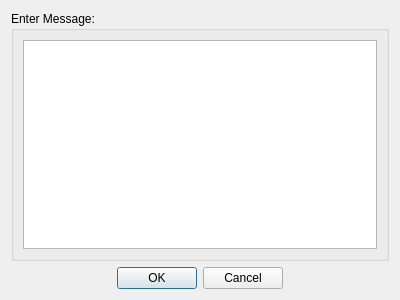
First picture: the form in qtui/send_chanmsg_dialog.ui, repository metamarcdw/metamarket, before the edit.
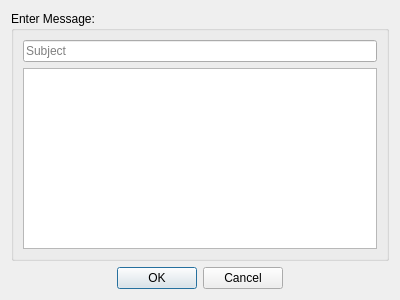
Second picture: the form after the edit.

Commit message: Add Subject line to SendChanmsgDlg, add updateUi calls to the end of slots

Diff of the .ui file:
```diff
--- a/qtui/send_chanmsg_dialog.ui
+++ b/qtui/send_chanmsg_dialog.ui
@@ -22,13 +22,20 @@
         <string>Enter Message:</string>
        </property>
        <layout class="QGridLayout" name="gridLayout_2">
-        <item row="0" column="0">
+        <item row="1" column="0">
          <widget class="QPlainTextEdit" name="plainTextEdit">
           <property name="lineWrapMode">
            <enum>QPlainTextEdit::WidgetWidth</enum>
           </property>
          </widget>
         </item>
+        <item row="0" column="0">
+         <widget class="QLineEdit" name="subjectLineEdit">
+          <property name="placeholderText">
+           <string>Subject</string>
+          </property>
+         </widget>
+        </item>
        </layout>
       </widget>
      </item>
```
Left out of the diff: 5 changed lines with no effect on the pictures. The commit also changes 3 other files.
